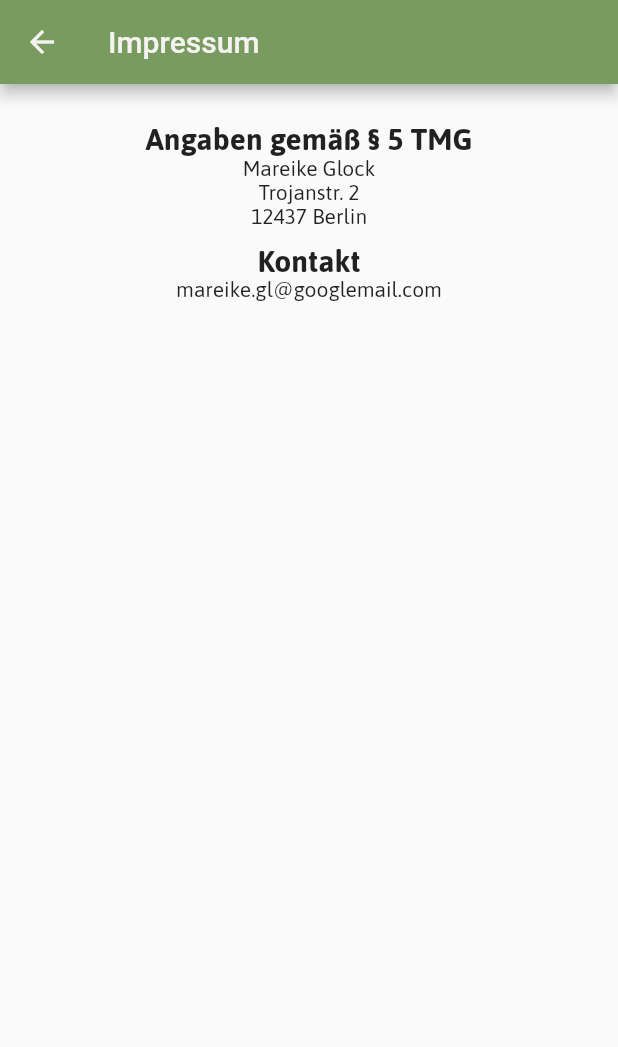
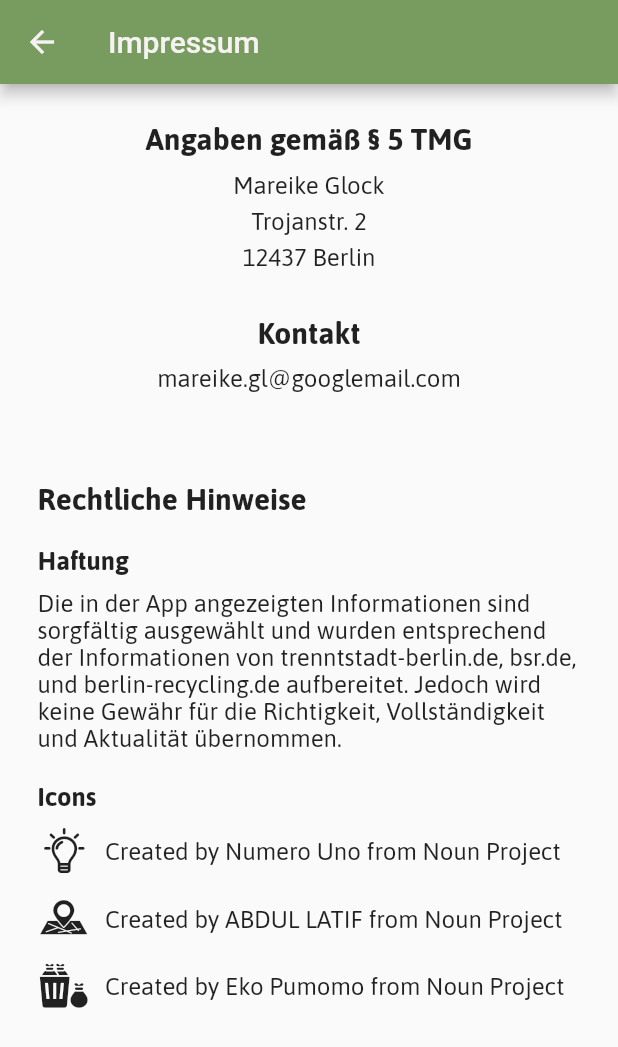
Before and after one commit to m-glock/WasteWise, a Flutter app: the ImprintPage screen opened directly, on a phone screen of 412 x 824 dp. Shown: the top 1047 px of the screen. Run offline on Flutter 3.47's test engine with Material 2 defaults, Android fonts, the phone set to English and light mode, and no system bars; our stand-ins replace cached_network_image, carousel_indicator, carousel_slider, expandable, fl_chart, flutter_local_notifications and 11 more; missing offline and left inert: autocomplete_textfield, flutter_barcode_scanner, flutter_map_marker_popup, maps_launcher; accounts and stored records are empty; network calls fail; statements that could not run were skipped.

Commit message:
added icons to imprint

```diff
--- a/lib/presentation/i18n/language_de.dart
+++ b/lib/presentation/i18n/language_de.dart
@@ -194,9 +194,15 @@ class LanguageDe extends Languages {
   @override String get contactPageEmailHintText => "E-Mail";
   @override String get contactPageContentHintText => "Inhalt";
   @override String get contactPageSubmitButtonText => "Abschicken";
-  @override String get contactPageImprintParagraphTitle => "Angaben gemäß § 5 TMG";
   @override String get contactPageValidationText => "Darf nicht leer sein.";
   @override String get contactPageEmailValidationText => "Keine valide E-Mail Adresse";
+
+  // imprint
+  @override String get imprintParagraphTitle => "Angaben gemäß § 5 TMG";
+  @override String get legalNotes => "Rechtliche Hinweise";
+  @override String get liabilityTitle => "Haftung";
+  @override String get liabilityText => "Die in der App angezeigten Informationen sind sorgfältig ausgewählt und wurden entsprechend der Informationen von trenntstadt-berlin.de, bsr.de, und berlin-recycling.de aufbereitet. Jedoch wird keine Gewähr für die Richtigkeit, Vollständigkeit und Aktualität übernommen.";
+  @override String get iconsTitle => "Icons";
 
   // notifications
   @override String get notificationItemTitle => "Stelle dich einer Herausforderung";
--- a/lib/presentation/i18n/language_en.dart
+++ b/lib/presentation/i18n/language_en.dart
@@ -194,9 +194,15 @@ class LanguageEn extends Languages {
   @override String get contactPageEmailHintText => "Email";
   @override String get contactPageContentHintText => "Content";
   @override String get contactPageSubmitButtonText => "Submit";
-  @override String get contactPageImprintParagraphTitle => "Information according to § 5 TMG";
   @override String get contactPageValidationText => "Cannot be empty";
   @override String get contactPageEmailValidationText => "Not a valid email";
+
+  // imprint
+  @override String get imprintParagraphTitle => "Information according to § 5 TMG";
+  @override String get legalNotes => "Legal notes";
+  @override String get liabilityTitle => "Liability";
+  @override String get liabilityText => "The information displayed in the app has been carefully selected and prepared according to the information provided by trenntstadt-berlin.de, bsr.de, and berlin-recycling.de. However, no responsibility is taken for the accuracy, completeness and timeliness.";
+  @override String get iconsTitle => "Icons";
 
   // notifications
   @override String get notificationItemTitle => "Meet a challenge";
--- a/lib/presentation/i18n/languages.dart
+++ b/lib/presentation/i18n/languages.dart
@@ -194,9 +194,15 @@ abstract class Languages {
   String get contactPageEmailHintText;
   String get contactPageContentHintText;
   String get contactPageSubmitButtonText;
-  String get contactPageImprintParagraphTitle;
   String get contactPageValidationText;
   String get contactPageEmailValidationText;
+
+  //imprint page
+  String get imprintParagraphTitle;
+  String get legalNotes;
+  String get liabilityTitle;
+  String get liabilityText;
+  String get iconsTitle;
 
   // notifications
   String get notificationItemTitle;
--- a/lib/presentation/icons/bsr_icons.dart
+++ /dev/null
@@ -1,30 +0,0 @@
-/// Flutter icons BsrIcons
-/// Copyright (C) 2022 by original authors @ fluttericon.com, fontello.com
-/// This font was generated by FlutterIcon.com, which is derived from Fontello.
-///
-/// To use this font, place it in your fonts/ directory and include the
-/// following in your pubspec.yaml
-///
-/// flutter:
-///   fonts:
-///    - family:  BsrIcons
-///      fonts:
-///       - asset: fonts/BsrIcons.ttf
-///
-///
-///
-import 'package:flutter/widgets.dart';
-
-class BsrIcons {
-  BsrIcons._();
-
-  static const _kFontFam = 'BsrIcons';
-  static const String? _kFontPkg = null;
-
-  static const IconData packaging = IconData(0xe800, fontFamily: _kFontFam, fontPackage: _kFontPkg);
-  static const IconData biologicalWaste = IconData(0xe801, fontFamily: _kFontFam, fontPackage: _kFontPkg);
-  static const IconData residualWaste = IconData(0xe802, fontFamily: _kFontFam, fontPackage: _kFontPkg);
-  static const IconData paperWaste = IconData(0xe803, fontFamily: _kFontFam, fontPackage: _kFontPkg);
-  static const IconData glass = IconData(0xe804, fontFamily: _kFontFam, fontPackage: _kFontPkg);
-  static const IconData bicycle = IconData(0xe805, fontFamily: _kFontFam, fontPackage: _kFontPkg);
-}
--- a/lib/presentation/icons/custom_icons.dart
+++ b/lib/presentation/icons/custom_icons.dart
@@ -21,7 +21,6 @@ class CustomIcons {
   static const _kFontFam = 'CustomIcons';
   static const String? _kFontPkg = null;
 
-  static const IconData sack = IconData(0xe800, fontFamily: _kFontFam, fontPackage: _kFontPkg);
   static const IconData map = IconData(0xe803, fontFamily: _kFontFam, fontPackage: _kFontPkg);
   static const IconData lightbulb = IconData(0xe804, fontFamily: _kFontFam, fontPackage: _kFontPkg);
   static const IconData garbageCan = IconData(0xe805, fontFamily: _kFontFam, fontPackage: _kFontPkg);
--- a/lib/presentation/pages/imprint/imprint_page.dart
+++ b/lib/presentation/pages/imprint/imprint_page.dart
@@ -1,5 +1,7 @@
 import 'package:flutter/material.dart';
 import 'package:recycling_app/presentation/i18n/languages.dart';
+
+import '../../icons/custom_icons.dart';
 
 class ImprintPage extends StatefulWidget {
   const ImprintPage({Key? key}) : super(key: key);
@@ -9,7 +11,6 @@ class ImprintPage extends StatefulWidget {
 }
 
 class _ImprintPageState extends State<ImprintPage> {
-
   @override
   Widget build(BuildContext context) {
     return Scaffold(
@@ -18,24 +19,122 @@ class _ImprintPageState extends State<ImprintPage> {
       ),
       body: Padding(
         padding: const EdgeInsets.all(25),
-        child: Center(
+        child: SingleChildScrollView(
+          child: Column(
+            children: [
+              Center(
                 child: Column(
                   children: [
                     Text(
-                Languages.of(context)!.contactPageImprintParagraphTitle,
+                      Languages.of(context)!.imprintParagraphTitle,
                       style: Theme.of(context).textTheme.headline1,
                     ),
-              Text("Mareike Glock", style: Theme.of(context).textTheme.bodyText1,),
-              Text("Trojanstr. 2", style: Theme.of(context).textTheme.bodyText1,),
-              Text("12437 Berlin", style: Theme.of(context).textTheme.bodyText1,),
                     const Padding(padding: EdgeInsets.symmetric(vertical: 5)),
+                    Text(
+                      "Mareike Glock",
+                      style: Theme.of(context).textTheme.bodyText2,
+                    ),
+                    const Padding(padding: EdgeInsets.symmetric(vertical: 3)),
+                    Text(
+                      "Trojanstr. 2",
+                      style: Theme.of(context).textTheme.bodyText2,
+                    ),
+                    const Padding(padding: EdgeInsets.symmetric(vertical: 3)),
+                    Text(
+                      "12437 Berlin",
+                      style: Theme.of(context).textTheme.bodyText2,
+                    ),
+                    const Padding(padding: EdgeInsets.symmetric(vertical: 15)),
                     Text(
                       Languages.of(context)!.contactPageName,
                       style: Theme.of(context).textTheme.headline1,
                     ),
+                    const Padding(padding: EdgeInsets.symmetric(vertical: 5)),
                     Text(
                       "mareike.gl@googlemail.com",
-                style: Theme.of(context).textTheme.bodyText1,
+                      style: Theme.of(context).textTheme.bodyText2,
+                    ),
+                  ],
+                ),
+              ),
+              const Padding(padding: EdgeInsets.symmetric(vertical: 30)),
+              SizedBox(
+                width: MediaQuery.of(context).size.width,
+                child: Column(
+                  crossAxisAlignment: CrossAxisAlignment.start,
+                  children: [
+                    Text(
+                      Languages.of(context)!.legalNotes,
+                      style: Theme.of(context).textTheme.headline1,
+                    ),
+                    const Padding(padding: EdgeInsets.symmetric(vertical: 10)),
+                    Text(
+                      Languages.of(context)!.liabilityTitle,
+                      style: Theme.of(context).textTheme.headline2,
+                    ),
+                    const Padding(padding: EdgeInsets.symmetric(vertical: 5)),
+                    Text(
+                      Languages.of(context)!.liabilityText,
+                      style: Theme.of(context).textTheme.bodyText2,
+                    ),
+                    const Padding(padding: EdgeInsets.symmetric(vertical: 10)),
+                    Text(
+                      Languages.of(context)!.iconsTitle,
+                      style: Theme.of(context).textTheme.headline2,
+                    ),
+                    const Padding(padding: EdgeInsets.symmetric(vertical: 5)),
+                    Row(
+                      children: [
+                        const Icon(
+                          CustomIcons.lightbulb,
+                          size: 35,
+                        ),
+                        const Padding(
+                            padding: EdgeInsets.symmetric(horizontal: 5)),
+                        Expanded(
+                          child: Text(
+                            "Created by Numero Uno from Noun Project",
+                            style: Theme.of(context).textTheme.bodyText2,
+                          ),
+                        ),
+                      ],
+                    ),
+                    const Padding(padding: EdgeInsets.symmetric(vertical: 5)),
+                    Row(
+                      children: [
+                        const Icon(
+                          CustomIcons.map,
+                          size: 35,
+                        ),
+                        const Padding(
+                            padding: EdgeInsets.symmetric(horizontal: 5)),
+                        Expanded(
+                          child: Text(
+                            "Created by ABDUL LATIF from Noun Project",
+                            style: Theme.of(context).textTheme.bodyText2,
+                          ),
+                        ),
+                      ],
+                    ),
+                    const Padding(padding: EdgeInsets.symmetric(vertical: 5)),
+                    Row(
+                      children: [
+                        const Icon(
+                          CustomIcons.garbageCan,
+                          size: 35,
+                        ),
+                        const Padding(
+                            padding: EdgeInsets.symmetric(horizontal: 5)),
+                        Expanded(
+                          child: Text(
+                            "Created by Eko Pumomo from Noun Project",
+                            style: Theme.of(context).textTheme.bodyText2,
+                          ),
+                        ),
+                      ],
+                    ),
+                  ],
+                ),
               ),
             ],
           ),
```
Lines whose indentation alone changed are shown as unchanged.
